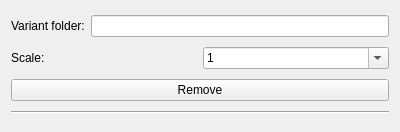
Old version of the form SpritePacker/ScalingVariantWidget.ui in the repository amakaseev/sprite-sheet-packer.
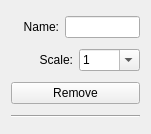
New version of the form. Icons and pictures are not drawn.

Diff of the .ui file:
```diff
--- a/SpritePacker/ScalingVariantWidget.ui
+++ b/SpritePacker/ScalingVariantWidget.ui
@@ -6,8 +6,8 @@
    <rect>
     <x>0</x>
     <y>0</y>
-    <width>400</width>
-    <height>132</height>
+    <width>151</width>
+    <height>134</height>
    </rect>
   </property>
   <property name="windowTitle">
@@ -18,13 +18,41 @@
     <layout class="QHBoxLayout" name="horizontalLayout">
      <item>
       <widget class="QLabel" name="label">
+       <property name="sizePolicy">
+        <sizepolicy hsizetype="Preferred" vsizetype="Preferred">
+         <horstretch>0</horstretch>
+         <verstretch>0</verstretch>
+        </sizepolicy>
+       </property>
        <property name="text">
-        <string>Variant folder:</string>
+        <string>Name:</string>
+       </property>
+       <property name="alignment">
+        <set>Qt::AlignRight|Qt::AlignTrailing|Qt::AlignVCenter</set>
        </property>
       </widget>
      </item>
      <item>
-      <widget class="QLineEdit" name="variantNameLineEdit"/>
+      <widget class="QLineEdit" name="nameLineEdit">
+       <property name="sizePolicy">
+        <sizepolicy hsizetype="Preferred" vsizetype="Fixed">
+         <horstretch>0</horstretch>
+         <verstretch>0</verstretch>
+        </sizepolicy>
+       </property>
+       <property name="minimumSize">
+        <size>
+         <width>0</width>
+         <height>0</height>
+        </size>
+       </property>
+       <property name="maximumSize">
+        <size>
+         <width>75</width>
+         <height>16777215</height>
+        </size>
+       </property>
+      </widget>
      </item>
     </layout>
    </item>
@@ -32,9 +60,18 @@
     <layout class="QHBoxLayout" name="horizontalLayout_1">
      <item>
       <widget class="QLabel" name="label_1">
+       <property name="sizePolicy">
+        <sizepolicy hsizetype="Preferred" vsizetype="Preferred">
+         <horstretch>0</horstretch>
+         <verstretch>0</verstretch>
+        </sizepolicy>
+       </property>
        <property name="text">
         <string>Scale:</string>
        </property>
+       <property name="alignment">
+        <set>Qt::AlignRight|Qt::AlignTrailing|Qt::AlignVCenter</set>
+       </property>
       </widget>
      </item>
      <item>
```
